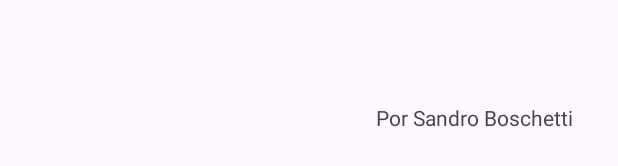
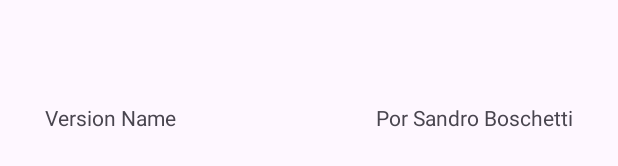
Before and after one commit to sandrorb/SrBJC, an Android app: the layout activity_main.xml on its own in the app's theme, with its tools: preview values and no code run, on a phone screen of 412 x 824 dp. Shown: the part 942-1108 px from the top of the screen. Run offline under Robolectric (Android 15) with nearby library versions, the phone set to English and light mode, and no system bars.

Commit message:
Mudança na regra de versionamento e sua apresentação na tela.

```diff
--- a/app/build.gradle.kts
+++ b/app/build.gradle.kts
@@ -10,8 +10,8 @@ android {
         applicationId = "br.com.sbsys.srbjc"
         minSdk = 24
         targetSdk = 34
-        versionCode = 4
-        versionName = "1.1"
+        versionCode = 7
+        versionName = "0.07"
 
         testInstrumentationRunner = "androidx.test.runner.AndroidJUnitRunner"
     }
--- a/app/src/main/res/layout/activity_main.xml
+++ b/app/src/main/res/layout/activity_main.xml
@@ -120,7 +120,7 @@
         app:layout_constraintTop_toBottomOf="@id/editTextTextCapitalFinal" />
 
     <TextView
-        android:id="@+id/textView"
+        android:id="@+id/textViewAutor"
         android:layout_width="wrap_content"
         android:layout_height="wrap_content"
         android:layout_marginTop="50dp"
@@ -130,4 +130,16 @@
         app:layout_constraintEnd_toEndOf="parent"
         app:layout_constraintTop_toBottomOf="@+id/button" />
 
+    <TextView
+        android:id="@+id/textViewVersionName"
+        android:layout_width="wrap_content"
+        android:layout_height="wrap_content"
+        android:layout_marginStart="30dp"
+        android:layout_marginTop="50dp"
+        android:text="Version Name"
+        android:textAlignment="textStart"
+        app:layout_constraintBottom_toBottomOf="parent"
+        app:layout_constraintStart_toStartOf="parent"
+        app:layout_constraintTop_toBottomOf="@id/button" />
+
 </androidx.constraintlayout.widget.ConstraintLayout>
```
Also changed, not shown: app/src/main/java/br/com/sbsys/srbjc/MainActivity.java (+22 -5 lines), 1 other file.
